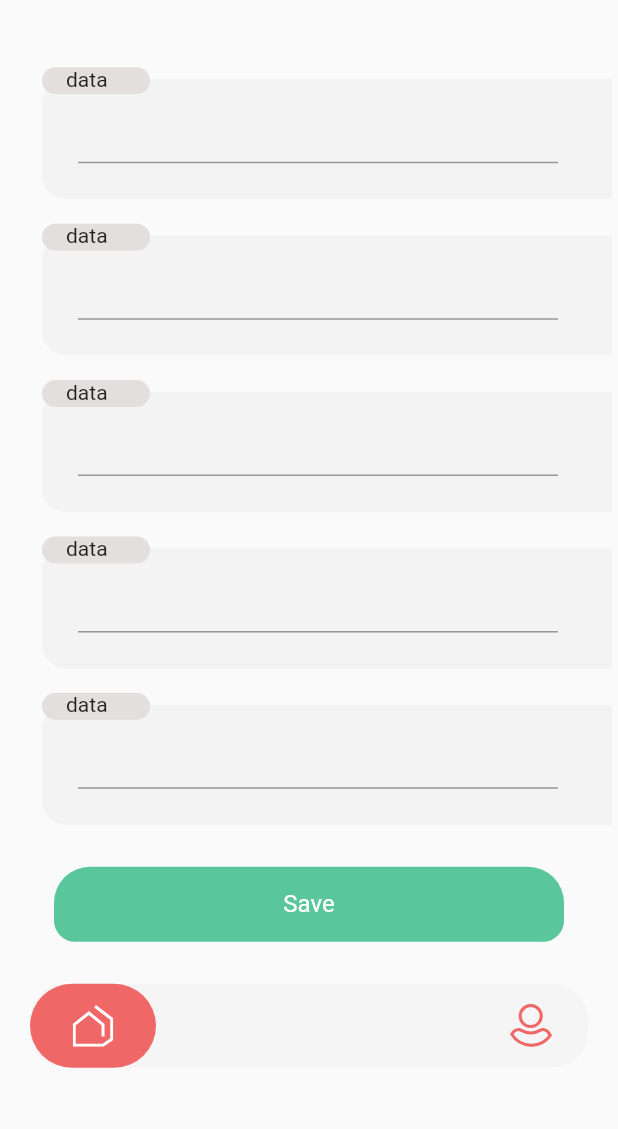
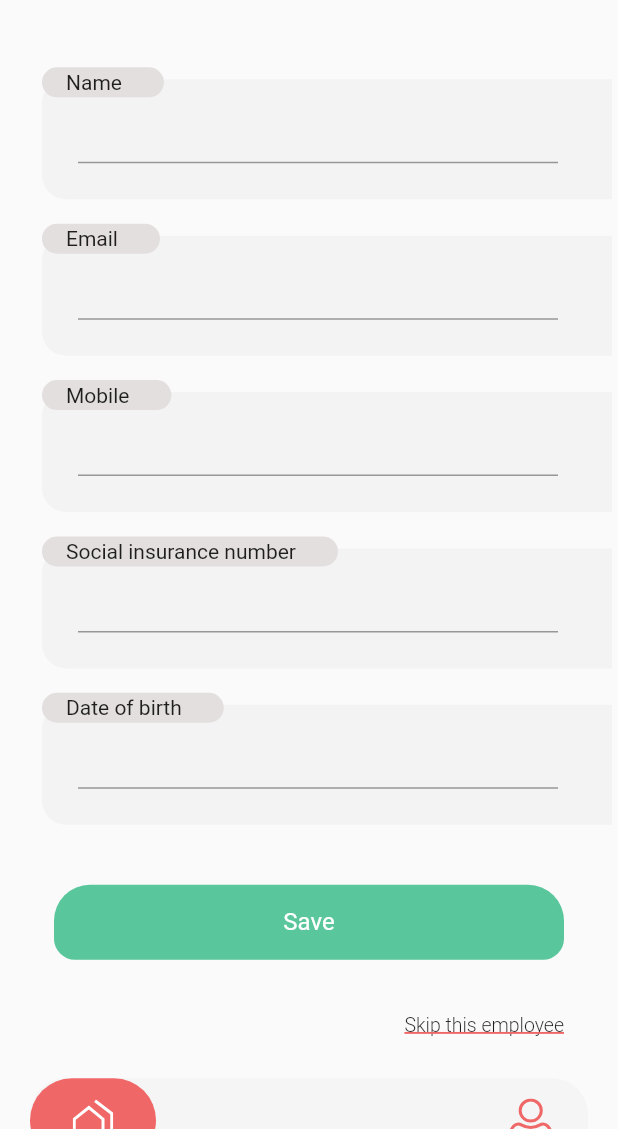
Before and after one commit to Saikat-Das-Roddur/prime_scheduler, a Flutter app: the AddSingleEmployee screen opened directly, on a phone screen of 412 x 824 dp, the part 107-1236 px from its top. Run offline on Flutter 3.47's test engine with Material 2 defaults, Android fonts, the phone set to English and light mode, and no system bars; our stand-ins replace flutter_svg, sizer; project files that could hold a hidden picture were left out.

Commit message:
add admin designed

```diff
--- a/lib/views/add_single_employee.dart
+++ b/lib/views/add_single_employee.dart
@@ -1,5 +1,6 @@
 import 'package:flutter/cupertino.dart';
 import 'package:flutter/material.dart';
+import 'package:flutter/rendering.dart';
 import 'package:flutter_svg/svg.dart';
 
 class AddSingleEmployee extends StatefulWidget {
@@ -79,7 +80,7 @@ class _AddSingleEmployeeState extends State<AddSingleEmployee> {
                       color: const Color(0xffF3F3F3),
                       child: Container(
                         padding: const EdgeInsets.fromLTRB(24,8,36,24),
-                        child: TextField(
+                        child: const TextField(
 
                         ),
                       ),
@@ -90,9 +91,9 @@ class _AddSingleEmployeeState extends State<AddSingleEmployee> {
                     shape: RoundedRectangleBorder(
                         borderRadius: BorderRadius.all(Radius.circular(36))),
                     color: Color(0xffE4DFDF),
-                    child: SizedBox(width: 72,height: 18,child: Padding(
-                      padding: EdgeInsets.only(left: 16.0),
-                      child: Text("data",),
+                    child: SizedBox(height: 20,child: Padding(
+                      padding: EdgeInsets.only(left: 16.0, top: 2, right: 28),
+                      child: Text("Name",),
                     )),
                   ),
 
@@ -126,9 +127,9 @@ class _AddSingleEmployeeState extends State<AddSingleEmployee> {
                     shape: RoundedRectangleBorder(
                         borderRadius: BorderRadius.all(Radius.circular(36))),
                     color: Color(0xffE4DFDF),
-                    child: SizedBox(width: 72,height: 18,child: Padding(
-                      padding: EdgeInsets.only(left: 16.0),
-                      child: Text("data",),
+                    child: SizedBox(height: 20,child: Padding(
+                      padding: EdgeInsets.only(left: 16.0, top: 2, right: 28),
+                      child: Text("Email",),
                     )),
                   ),
 
@@ -162,9 +163,9 @@ class _AddSingleEmployeeState extends State<AddSingleEmployee> {
                     shape: RoundedRectangleBorder(
                         borderRadius: BorderRadius.all(Radius.circular(36))),
                     color: Color(0xffE4DFDF),
-                    child: SizedBox(width: 72,height: 18,child: Padding(
-                      padding: EdgeInsets.only(left: 16.0),
-                      child: Text("data",),
+                    child: SizedBox(height: 20,child: Padding(
+                      padding: EdgeInsets.only(left: 16.0, top: 2, right: 28),
+                      child: Text("Mobile",),
                     )),
                   ),
 
@@ -198,9 +199,9 @@ class _AddSingleEmployeeState extends State<AddSingleEmployee> {
                     shape: RoundedRectangleBorder(
                         borderRadius: BorderRadius.all(Radius.circular(36))),
                     color: Color(0xffE4DFDF),
-                    child: SizedBox(width: 72,height: 18,child: Padding(
-                      padding: EdgeInsets.only(left: 16.0),
-                      child: Text("data",),
+                    child: SizedBox(height: 20,child: Padding(
+                      padding: EdgeInsets.only(left: 16.0, right: 28,top: 2),
+                      child: Text("Social insurance number",),
                     )),
                   ),
 
@@ -234,9 +235,9 @@ class _AddSingleEmployeeState extends State<AddSingleEmployee> {
                     shape: RoundedRectangleBorder(
                         borderRadius: BorderRadius.all(Radius.circular(36))),
                     color: Color(0xffE4DFDF),
-                    child: SizedBox(width: 72,height: 18,child: Padding(
-                      padding: EdgeInsets.only(left: 16.0),
-                      child: Text("data",),
+                    child: SizedBox(height: 20,child: Padding(
+                      padding: EdgeInsets.only(left: 16.0,top: 2, right: 28),
+                      child: Text("Date of birth",),
                     )),
                   ),
 
@@ -244,7 +245,7 @@ class _AddSingleEmployeeState extends State<AddSingleEmployee> {
                 ],
               ),
             ),
-            const SizedBox(height: 24,),
+            const SizedBox(height: 36,),
             GestureDetector(
               onTap: () {
                 // Navigator.push(
@@ -273,6 +274,17 @@ class _AddSingleEmployeeState extends State<AddSingleEmployee> {
                   ),
                 ),
               ),
+            ),
+            const SizedBox(height: 36,),
+            const Padding(
+              padding: EdgeInsets.only(right: 36.0),
+              child: Text("Skip this employee",textAlign: TextAlign.end, style: TextStyle(
+                fontSize: 13,
+                fontWeight: FontWeight.w300,
+                decoration: TextDecoration.underline,
+                decorationThickness: 2,
+                decorationColor: Color(0xffF06767)
+              ),),
             ),
             const SizedBox(height: 24,),
             Padding(
```
Also changed, not shown: lib/views/add_admin.dart (+102 -1 lines), lib/views/logged_in_home.dart (+14 -7 lines), assets/images/Group 242.svg (added).
